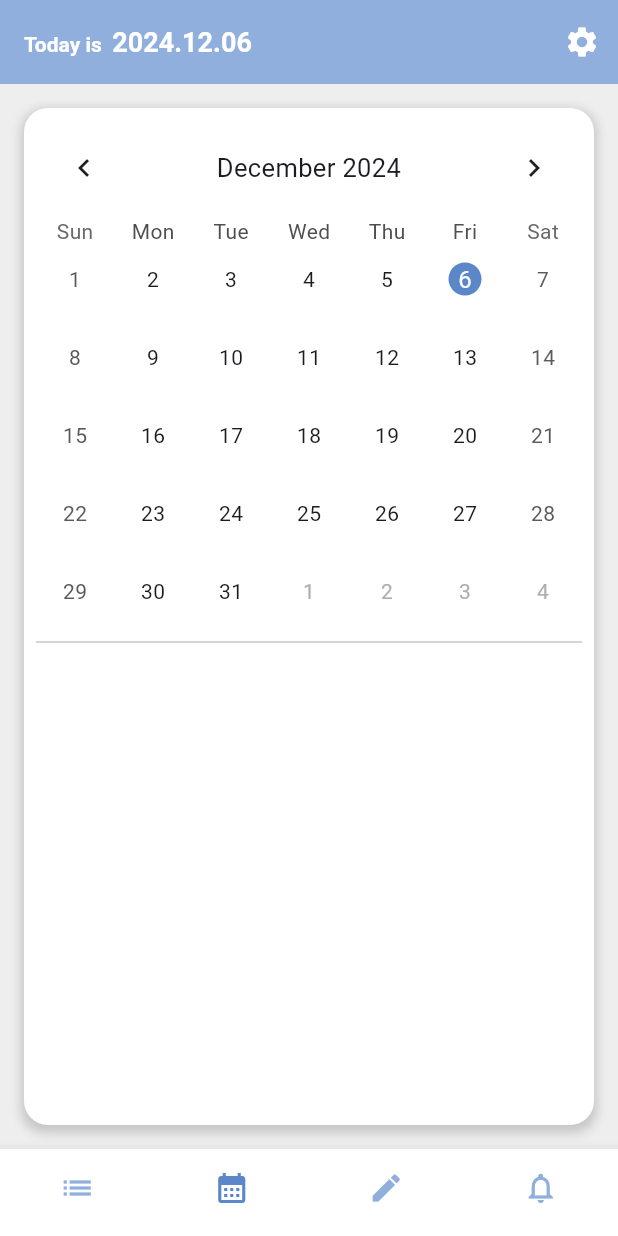
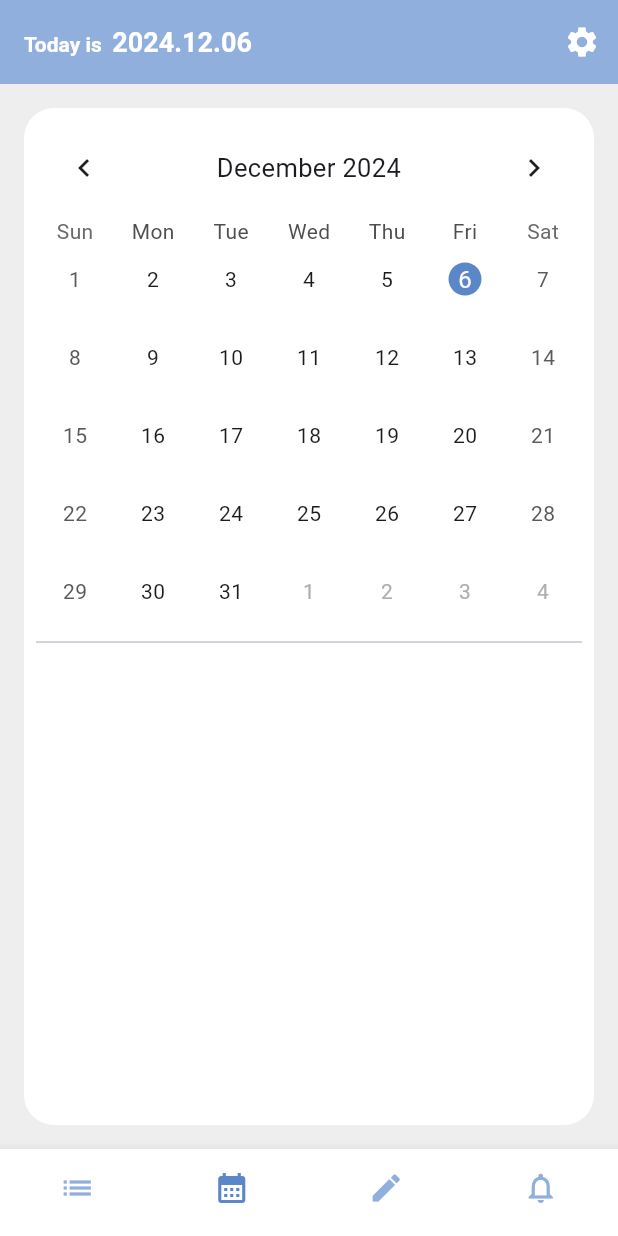
Before and after one commit to Mirum-List/Mirum-List, a Flutter app: the screen it shows once a user with an empty profile is signed in, item 2 of the bottom bar chosen, on a phone screen of 412 x 824 dp. Run offline on Flutter 3.47's test engine with Material 3 defaults, Android fonts, the light colour scheme and no system bars; drawn by our look-alikes of table_calendar; our stand-ins replace cloud_firestore, firebase_auth, firebase_core; accounts and stored records are empty.

Commit message:
테두리 수정

```diff
--- a/lib/calendar/calendar_screen.dart
+++ b/lib/calendar/calendar_screen.dart
@@ -94,15 +94,7 @@ class _CalendarScreenState extends State<CalendarScreen> {
             padding: const EdgeInsets.all(8.0),
             decoration: BoxDecoration(
               color: Colors.white,
-              borderRadius: BorderRadius.circular(16.0),
-              boxShadow: [
-                BoxShadow(
-                  color: Colors.grey.withOpacity(0.5),
-                  spreadRadius: 2,
-                  blurRadius: 5,
-                  offset: const Offset(0, 3),
-                ),
-              ],
+              borderRadius: BorderRadius.circular(20.0),
             ),
             child: Column(
               children: [
```
